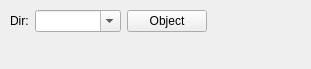
The window that kstars/tools/arglooktoward.ui (KDE/kstars) describes before a commit, drawn with Qt 5.
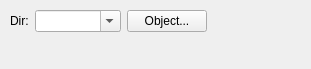
The same window after the commit.

```diff
--- a/kstars/tools/arglooktoward.ui
+++ b/kstars/tools/arglooktoward.ui
@@ -113,7 +113,7 @@
         <string>Opens the Find Object dialog, which allows you to select an object from the list of known objects.  When an object has been selected, its name will appear in the "dir" box at left.</string>
        </property>
        <property name="text" >
-        <string>Object</string>
+        <string>Object...</string>
        </property>
       </widget>
      </item>
```
